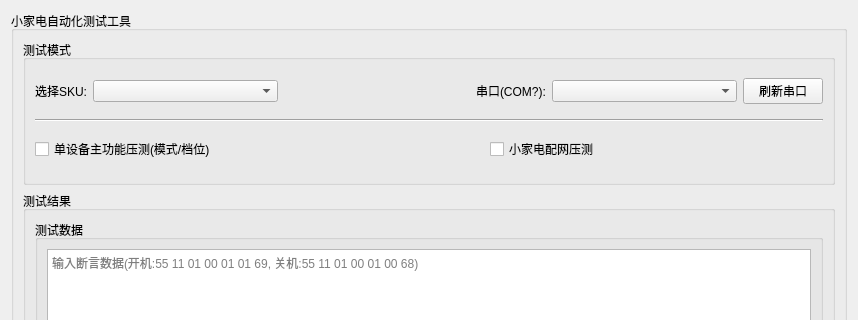
The window that config/Skutest.ui (Wangyans-git/AutoTool) describes before a commit, drawn with Qt 5; both pictures show x 0 to 858 and y 0 to 320 of the 858 by 792 pixel window.
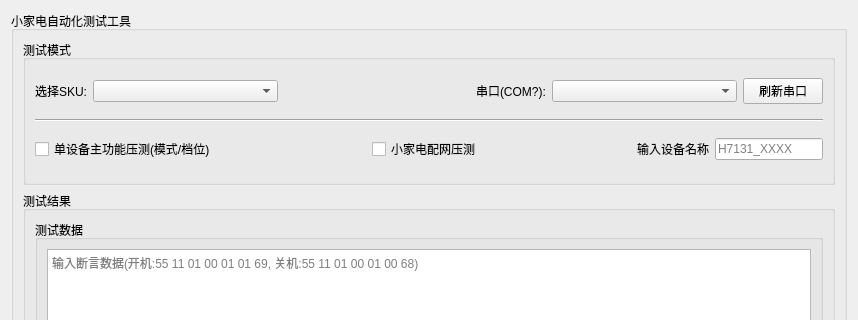
The same window after the commit.

Patch:
```diff
--- a/config/Skutest.ui
+++ b/config/Skutest.ui
@@ -85,7 +85,7 @@
           </widget>
          </item>
          <item>
-          <layout class="QHBoxLayout" name="horizontalLayout" stretch="1,1,0,1">
+          <layout class="QHBoxLayout" name="horizontalLayout" stretch="1,1,0,1,0,0">
            <item>
             <widget class="QCheckBox" name="main_funBox">
              <property name="text">
@@ -126,6 +126,20 @@
              </property>
             </spacer>
            </item>
+           <item>
+            <widget class="QLabel" name="label">
+             <property name="text">
+              <string>输入设备名称</string>
+             </property>
+            </widget>
+           </item>
+           <item>
+            <widget class="QLineEdit" name="sku_name">
+             <property name="placeholderText">
+              <string>H7131_XXXX</string>
+             </property>
+            </widget>
+           </item>
           </layout>
          </item>
         </layout>
```
